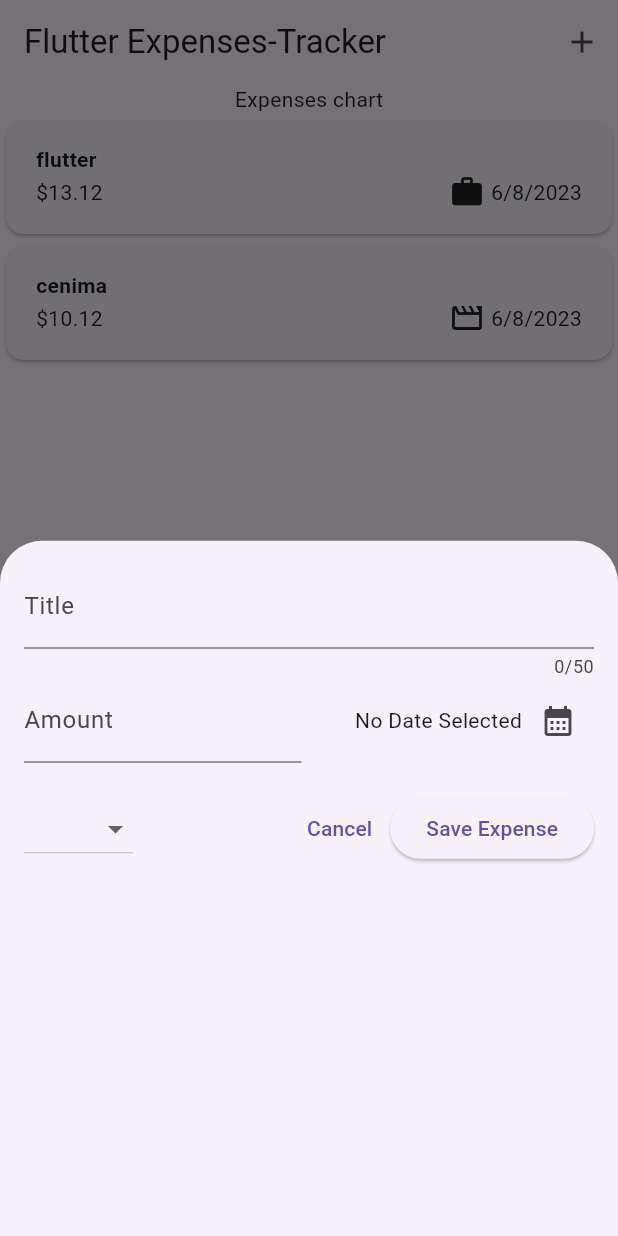
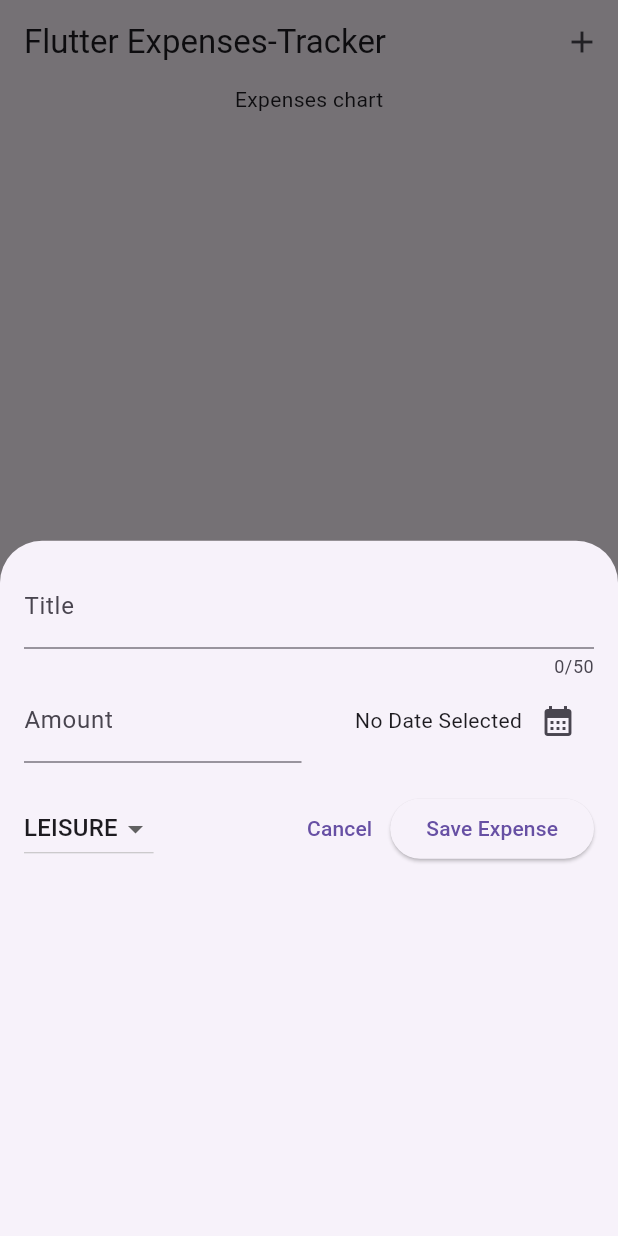
Before and after one commit to akashdevav/Flutter_expense-tracker, a Flutter app: the screen it shows after launch, after a tap on the "add" icon, on a phone screen of 412 x 824 dp. Run offline on Flutter 3.47's test engine with Material 2 defaults, Android fonts, the phone set to English and light mode, and no system bars.

```diff
--- a/expense_app/lib/widget/expenses.dart
+++ b/expense_app/lib/widget/expenses.dart
@@ -11,25 +11,20 @@ class Expenses extends StatefulWidget {
 }
 
 class _ExpensesState extends State<Expenses> {
-  final List<Expense> _registeredExpense = [
-    Expense(
-        title: 'flutter',
-        amount: 13.12,
-        date: DateTime.now(),
-        category: Category.work),
-    Expense(
-        title: 'cenima',
-        amount: 10.12,
-        date: DateTime.now(),
-        category: Category.leisure)
-  ];
+  final List<Expense> _registeredExpense = [];
 
   //Method for the add icon to show the new_bottom_add_overlay.
   void _openAddOverlay() {
     showModalBottomSheet(
       context: context,
-      builder: (ctx) => const NewExpenses(),
+      builder: (ctx) => NewExpenses(addExpenses: _addExpense),
     );
+  }
+
+  void _addExpense(Expense expense) {
+    setState(() {
+      _registeredExpense.add(expense);
+    });
   }
 
   @override
```
Also changed, not shown: expense_app/lib/widget/new_expenses.dart (+47 -5 lines).
